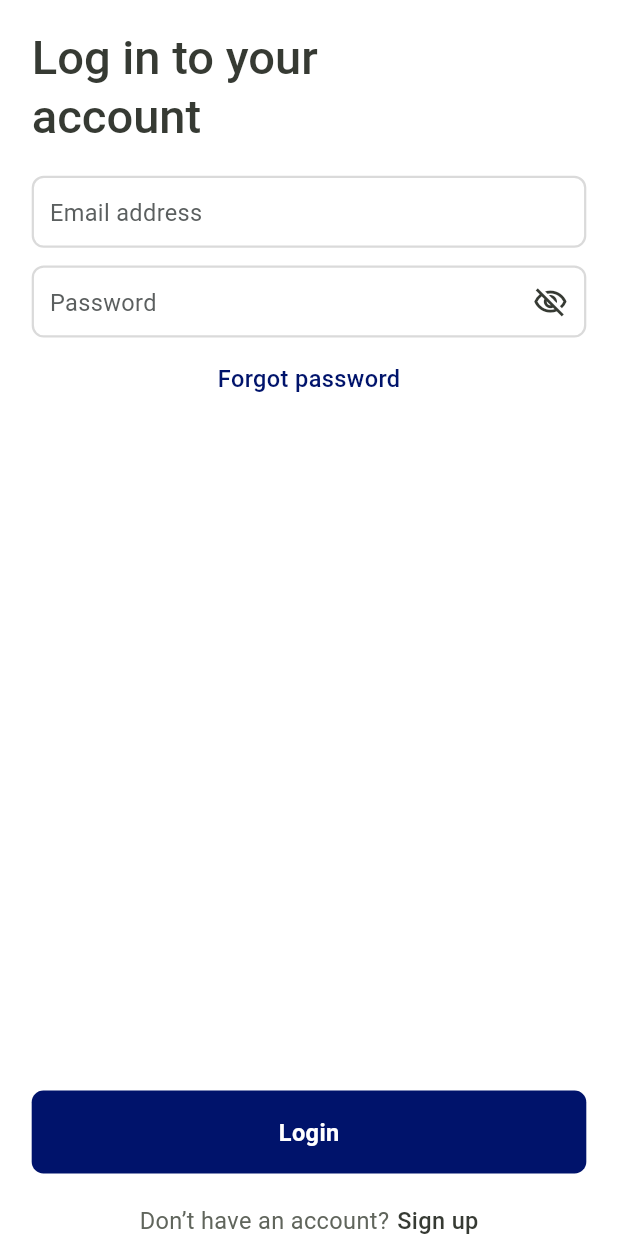
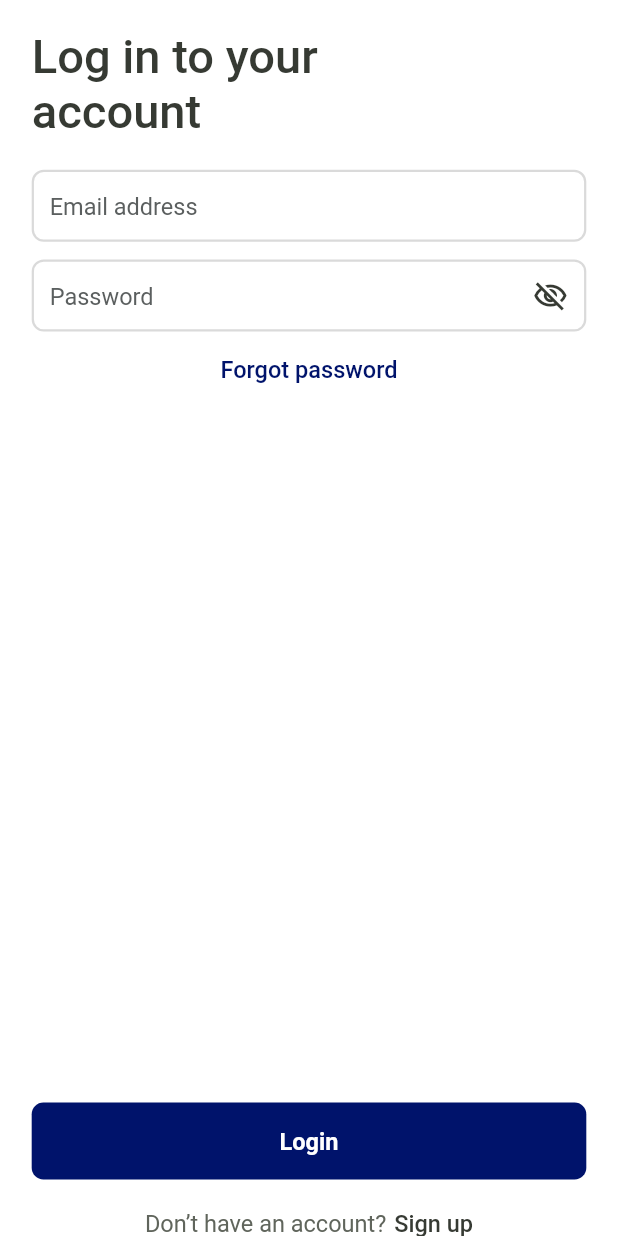
Before and after one commit to backbencherstudio/chatterStick_streaming, a Flutter app: the screen it shows after launch, on a phone screen of 412 x 824 dp. Run offline on Flutter 3.47's test engine with Material 3 defaults, Android fonts, the phone set to English and light mode, and no system bars; our stand-ins replace connectivity_plus, dio, email_validator, flutter_riverpod, flutter_screenutil, flutter_svg and 3 more.

Commit message:
some setting updated

```diff
--- a/lib/core/resource/constansts/color_manger.dart
+++ b/lib/core/resource/constansts/color_manger.dart
@@ -1,37 +1,56 @@
 import 'package:flutter/material.dart';
 
+/// Centralized color palette for the app.
+/// Defines both light and dark theme colors.
 class ColorsManager {
   ColorsManager._();
+
+  // ===== Primary Colors =====
   static const Color primary = Color(0xFF00136B);
+  static const Color primaryLight = Color(0xFF334289);
+  static const Color primaryDark = Color(0xFF000C48);
+
+  // ===== Background Colors =====
   static const Color background = Color(0xFFF5F5F5);
+  static const Color backgroundDark = Color(0xFF121212);
+  static const Color scaffoldLight = Color(0xFFFFFFFF);
+  static const Color scaffoldDark = Color(0xFF1E1E1E);
+
+  // ===== Text Colors =====
   static const Color textPrimary = Color(0xFF212121);
   static const Color textSecondary = Color(0xFF757575);
-  static const Color primaryDark = Color(0xFF388E3C);
-  static const Color backgroundDark = Color(0xFF121212);
-  static const Color blackColor = Color(0xFF000000);
-  static const Color whiteColor = Color(0xFFffffff);
-  static const Color fillColor = Color(0xFFFEF5F3);
-  static const Color errorColor = Color(0xFFE25839);
-  static const Color transparentColor = Colors.transparent;
-
-  // Text Colors
   static const Color titleText = Color(0xFF2F3131);
   static const Color titleText1 = Color(0xFF535353);
   static const Color subtitleText = Color(0xFF686868);
   static const Color subtitleText1 = Color(0xFF60655C);
   static const Color mediumText = Color(0xFF363A33);
 
-  // Button Text Colors
+  // ===== Button & Label Colors =====
   static const Color buttonText = Color(0xFF334289);
-
-  // hintText Colors
   static const Color hintText = Color(0xFF5B5F5F);
 
-  // Border Colors
+  // ===== Neutral Colors =====
+  static const Color blackColor = Color(0xFF000000);
+  static const Color whiteColor = Color(0xFFFFFFFF);
+  static const Color transparentColor = Colors.transparent;
+
+  // ===== Border Colors =====
   static const Color borderColor = Color(0xFFDADADA);
   static const Color borderColor1 = Color(0xFF00136B);
 
-  // Container Colors
+  // ===== Container & Fill Colors =====
   static const Color containerColor = Color(0xFFEFEFEF);
   static const Color containerColor1 = Color(0xFFD9DDE2);
+  static const Color fillColor = Color(0xFFFEF5F3);
+
+  // ===== Feedback Colors =====
+  static const Color errorColor = Color(0xFFE25839);
+  static const Color successColor = Color(0xFF388E3C);
+  static const Color warningColor = Color(0xFFFFA000);
+  static const Color infoColor = Color(0xFF1976D2);
+
+  // ===== Utility Colors =====
+  static const Color shadowColor = Color(0x1A000000); // 10% opacity black
+  static const Color dividerColor = Color(0xFFE0E0E0);
+  static const Color overlayColor = Color(0x33000000); // 20% opacity black
 }
--- a/lib/core/resource/theme_manager.dart
+++ b/lib/core/resource/theme_manager.dart
@@ -2,103 +2,156 @@ import 'package:chatterstick_streaming_app/core/resource/constansts/color_manger
 import 'package:chatterstick_streaming_app/core/resource/font_manager.dart';
 import 'package:chatterstick_streaming_app/core/resource/style_manager.dart';
 import 'package:chatterstick_streaming_app/core/resource/values_manager.dart';
-
 import 'package:flutter/material.dart';
 
 ThemeData getApplicationTheme() {
   return ThemeData(
-    //main color of the app====================
+    useMaterial3: false, // set true if using Material 3
+    // ===== Main colors =====
     primaryColor: ColorsManager.primary,
-    primaryColorLight: ColorsManager.primaryDark,
-    primaryColorDark: ColorsManager.primary,
+    primaryColorLight: ColorsManager.primaryLight,
+    primaryColorDark: ColorsManager.primaryDark,
     disabledColor: ColorsManager.textSecondary,
     splashColor: ColorsManager.primaryDark,
+    scaffoldBackgroundColor: ColorsManager.whiteColor,
 
     colorScheme: ColorScheme.fromSwatch().copyWith(
       secondary: ColorsManager.primaryDark,
-      // Your accent color here
+      error: ColorsManager.errorColor,
     ),
-    //card view them=============================
+
+    // ===== Card Theme =====
     cardTheme: CardThemeData(
       color: ColorsManager.whiteColor,
       shadowColor: ColorsManager.subtitleText,
       elevation: AppSize.s4,
+      shape: RoundedRectangleBorder(
+        borderRadius: BorderRadius.circular(AppSize.s8),
+      ),
     ),
-    //app bar theme======================
+
+    // ===== AppBar Theme =====
     appBarTheme: AppBarTheme(
       centerTitle: true,
       backgroundColor: ColorsManager.primary,
       elevation: AppSize.s4,
-      shadowColor: ColorsManager.whiteColor,
-      titleTextStyle: getRegularStyle(
+      iconTheme: IconThemeData(color: ColorsManager.whiteColor),
+      titleTextStyle: getSemiBoldStyle(
         color: ColorsManager.whiteColor,
         fontSize: FontSize.s16,
       ),
     ),
-    //Button theme======================
+
+    // ===== Button Theme =====
     buttonTheme: ButtonThemeData(
-      shape: StadiumBorder(),
-
+      shape: const StadiumBorder(),
       disabledColor: ColorsManager.textSecondary,
       buttonColor: ColorsManager.primary,
       splashColor: ColorsManager.primaryDark,
     ),
-    //elevated buttom theme============
+
+    // ===== Elevated Button Theme =====
     elevatedButtonTheme: ElevatedButtonThemeData(
       style: ElevatedButton.styleFrom(
+        backgroundColor: ColorsManager.primary,
+        foregroundColor: ColorsManager.whiteColor,
         textStyle: getRegularStyle(
           color: ColorsManager.whiteColor,
           fontSize: FontSize.s16,
         ),
-        shape: RoundedRectangleBorder(borderRadius: BorderRadius.circular(8.0)),
+        shape: RoundedRectangleBorder(
+          borderRadius: BorderRadius.circular(AppSize.s8),
+        ),
+        padding: const EdgeInsets.symmetric(
+          horizontal: AppPadding.p16,
+          vertical: AppPadding.p12,
+        ),
       ),
     ),
-    //
+
+    // ===== Text Theme =====
     textTheme: TextTheme(
       headlineLarge: getSemiBoldStyle(
-        color: ColorsManager.whiteColor,
+        color: ColorsManager.blackColor,
+        fontSize: FontSize.s20,
+      ),
+      titleMedium: getMediunStyle(
+        color: ColorsManager.blackColor,
         fontSize: FontSize.s16,
       ),
-      titleMedium: getMediunStyle(
-        color: ColorsManager.whiteColor,
+      bodyMedium: getRegularStyle(
+        color: ColorsManager.blackColor,
         fontSize: FontSize.s14,
       ),
-      bodyLarge: getRegularStyle(color: ColorsManager.whiteColor),
+      bodySmall: getRegularStyle(
+        color: ColorsManager.subtitleText,
+        fontSize: FontSize.s12,
+      ),
+      labelLarge: getSemiBoldStyle(
+        color: ColorsManager.primary,
+        fontSize: FontSize.s14,
+      ),
     ),
-    //text formfield decoration
+
+    // ===== Cursor & Selection Colors =====
+    textSelectionTheme: TextSelectionThemeData(
+      cursorColor: ColorsManager.primary,
+      selectionColor: ColorsManager.primary.withValues(alpha: 0.1),
+      selectionHandleColor: ColorsManager.primary,
+    ),
+
+    // ===== Input Field Theme =====
     inputDecorationTheme: InputDecorationTheme(
-      contentPadding: EdgeInsets.all(AppPadding.p8),
+      filled: true,
+      fillColor: ColorsManager.whiteColor,
+      hintStyle: getRegularStyle(color: ColorsManager.textSecondary),
+      labelStyle: getMediunStyle(color: ColorsManager.blackColor),
       helperStyle: getRegularStyle(color: ColorsManager.blackColor),
-      labelStyle: getMediunStyle(color: ColorsManager.blackColor),
       errorStyle: getRegularStyle(color: ColorsManager.errorColor),
+      contentPadding: const EdgeInsets.all(AppPadding.p12),
+
       enabledBorder: OutlineInputBorder(
         borderSide: BorderSide(
           color: ColorsManager.borderColor,
           width: AppSize.s1_5,
         ),
-        borderRadius: BorderRadius.all(Radius.circular(AppSize.s8)),
+        borderRadius: const BorderRadius.all(
+          Radius.circular(AppSize.s8),
+        ),
       ),
       focusedBorder: OutlineInputBorder(
         borderSide: BorderSide(
           color: ColorsManager.borderColor1,
           width: AppSize.s1_5,
         ),
-        borderRadius: BorderRadius.all(Radius.circular(AppSize.s8)),
+        borderRadius: const BorderRadius.all(
+          Radius.circular(AppSize.s8),
+        ),
       ),
       errorBorder: OutlineInputBorder(
         borderSide: BorderSide(
           color: ColorsManager.errorColor,
           width: AppSize.s1_5,
         ),
-        borderRadius: BorderRadius.all(Radius.circular(AppSize.s8)),
+        borderRadius: const BorderRadius.all(
+          Radius.circular(AppSize.s8),
+        ),
       ),
       focusedErrorBorder: OutlineInputBorder(
         borderSide: BorderSide(
           color: ColorsManager.errorColor,
           width: AppSize.s1_5,
         ),
-        borderRadius: BorderRadius.all(Radius.circular(AppSize.s8)),
+        borderRadius: const BorderRadius.all(
+          Radius.circular(AppSize.s8),
+        ),
       ),
+    ),
+
+    // ===== Icon Theme =====
+    iconTheme: IconThemeData(
+      color: ColorsManager.primary,
+      size: AppSize.s24,
     ),
   );
 }
--- a/lib/core/resource/values_manager.dart
+++ b/lib/core/resource/values_manager.dart
@@ -23,4 +23,5 @@ class AppSize{
   static const double s14=14.0;
   static const double s16=16.0;
   static const double s18=18.0;
+  static const double s24=24.0;
 }
--- a/lib/core/route/route_config.dart
+++ b/lib/core/route/route_config.dart
@@ -4,7 +4,7 @@ import 'package:chatterstick_streaming_app/presentation/bottom_nav/view/bottom_n
 import 'package:chatterstick_streaming_app/presentation/splash/view/splash_screen.dart';
 import 'package:flutter/material.dart';
 
-import '../../presentation/auth/login_screen.dart';
+import '../../presentation/auth/view/login_screen.dart';
 import '../../presentation/notification/view/notification_screen.dart';
 
 
--- a/lib/presentation/auth/login_screen.dart
+++ b/lib/presentation/auth/view/login_screen.dart
@@ -5,8 +5,8 @@ import 'package:email_validator/email_validator.dart';
 import 'package:flutter/material.dart';
 import 'package:flutter_screenutil/flutter_screenutil.dart';
 
-import '../../core/resource/constansts/color_manger.dart';
-import '../../core/route/route_name.dart';
+import '../../../core/resource/constansts/color_manger.dart';
+import '../../../core/route/route_name.dart';
 
 class LoginScreen extends StatefulWidget {
   const LoginScreen({super.key});
@@ -157,6 +157,7 @@ class _LoginScreenState extends State<LoginScreen> {
                   title: 'Login',
                   width: double.infinity,
                   onTap: () {
+                      Navigator.pushNamed(context, RouteName.bottomNavBar);
                     if (_formKey.currentState!.validate()) {
                       log('Login');
                       Navigator.pushNamed(context, RouteName.bottomNavBar);
```
